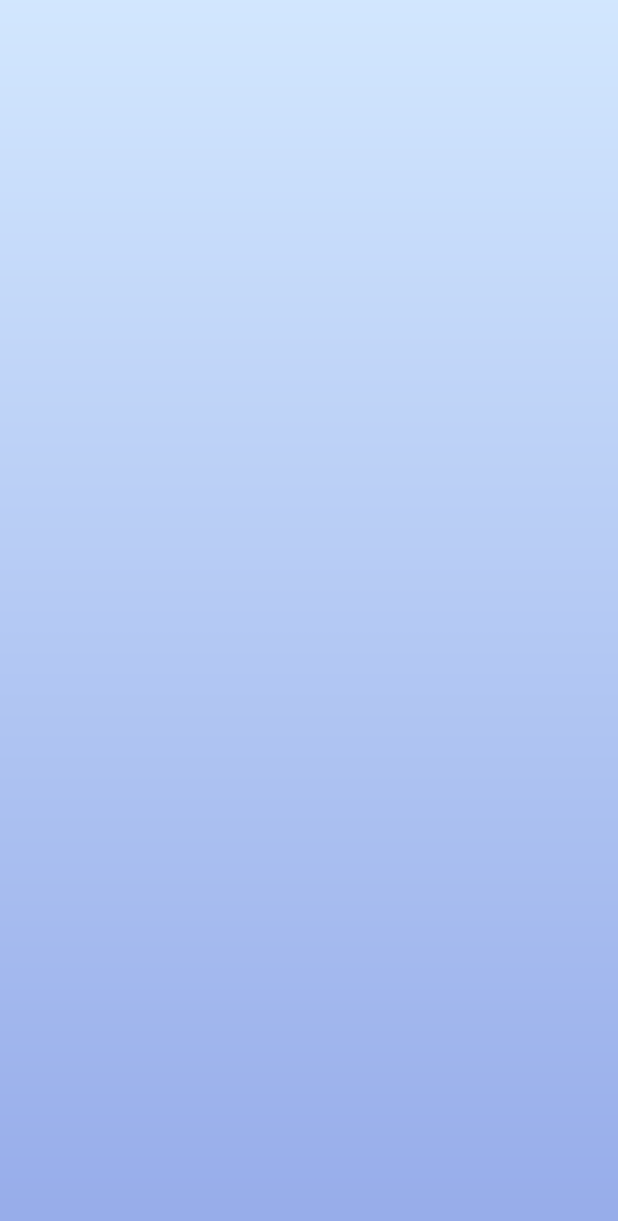
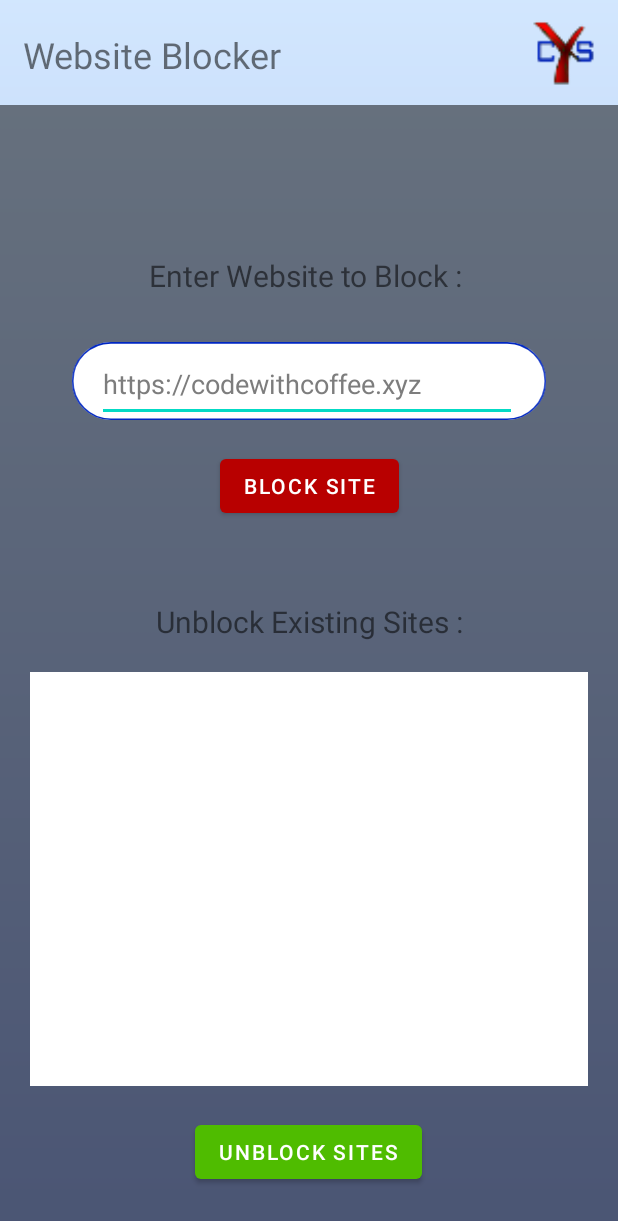
Before and after one commit to Code-with-coffee1/cysproject, an Android app: the LogInPage screen opened directly, with no data from a screen before it, after a tap on an icon or button, on a phone screen of 412 x 824 dp. Shown: the top 1221 px of the screen. Run offline under Robolectric (Android 15) with nearby library versions, the phone set to English and light mode, and no system bars.

Commit message:
Added WebsiteBlocking UI and Activity

```diff
--- a/app/src/main/AndroidManifest.xml
+++ b/app/src/main/AndroidManifest.xml
@@ -9,9 +9,9 @@
         android:roundIcon="@mipmap/ic_launcher_round"
         android:supportsRtl="true"
         android:theme="@style/Theme.Sign_up">
-        <activity android:name="xyz.codewithcoffee.cyc_app.website_blocking" />
-        <activity android:name="xyz.codewithcoffee.cyc_app.log_in_page" />
-        <activity android:name="xyz.codewithcoffee.cyc_app.sign_up_page" />
+        <activity android:name="xyz.codewithcoffee.cyc_app.WebsiteBlocking" />
+        <activity android:name="xyz.codewithcoffee.cyc_app.LogInPage" />
+        <activity android:name="xyz.codewithcoffee.cyc_app.SignUpPage" />
         <activity android:name="xyz.codewithcoffee.cyc_app.MainActivity">
             <intent-filter>
                 <action android:name="android.intent.action.MAIN" />
--- a/app/src/main/java/xyz/codewithcoffee/cyc_app/log_in_page.java
+++ b/app/src/main/java/xyz/codewithcoffee/cyc_app/LogInPage.java
@@ -6,9 +6,7 @@ import android.content.Intent;
 import android.os.Bundle;
 import android.view.View;
 
-import xyz.codewithcoffee.cyc_app.R;
-
-public class log_in_page extends AppCompatActivity {
+public class LogInPage extends AppCompatActivity {
 
     @Override
     protected void onCreate(Bundle savedInstanceState) {
@@ -17,12 +15,12 @@ public class log_in_page extends AppCompatActivity {
     }
 
     public void sign_up_button(View view) {
-        Intent intent = new Intent(view.getContext(), sign_up_page.class);
+        Intent intent = new Intent(view.getContext(), SignUpPage.class);
         startActivity(intent);
     }
 
     public void goto_websiteblocking(View view){
-        Intent intent = new Intent(view.getContext(), website_blocking.class);
+        Intent intent = new Intent(view.getContext(), WebsiteBlocking.class);
         startActivity(intent);
     }
 }
--- a/app/src/main/java/xyz/codewithcoffee/cyc_app/MainActivity.java
+++ b/app/src/main/java/xyz/codewithcoffee/cyc_app/MainActivity.java
@@ -5,8 +5,6 @@ import androidx.appcompat.app.AppCompatActivity;
 import android.content.Intent;
 import android.os.Bundle;
 import android.os.Handler;
-
-import xyz.codewithcoffee.cyc_app.R;
 
 public class MainActivity extends AppCompatActivity {
 
@@ -18,7 +16,7 @@ public class MainActivity extends AppCompatActivity {
         new Handler().postDelayed(new Runnable() {
             @Override
             public void run() {
-                Intent intent=new Intent(MainActivity.this, log_in_page.class);
+                Intent intent=new Intent(MainActivity.this, LogInPage.class);
                 startActivity(intent);
                 finish();
             }
--- a/app/src/main/java/xyz/codewithcoffee/cyc_app/sign_up_page.java
+++ b/app/src/main/java/xyz/codewithcoffee/cyc_app/SignUpPage.java
@@ -6,9 +6,7 @@ import android.content.Intent;
 import android.os.Bundle;
 import android.view.View;
 
-import xyz.codewithcoffee.cyc_app.R;
-
-public class sign_up_page extends AppCompatActivity {
+public class SignUpPage extends AppCompatActivity {
 
     @Override
     protected void onCreate(Bundle savedInstanceState) {
@@ -17,7 +15,7 @@ public class sign_up_page extends AppCompatActivity {
     }
 
     public void log_in_button(View view) {
-        Intent intent = new Intent(view.getContext(), log_in_page.class);
+        Intent intent = new Intent(view.getContext(), LogInPage.class);
         startActivity(intent);
     }
 }
--- /dev/null
+++ b/app/src/main/java/xyz/codewithcoffee/cyc_app/WebsiteBlocking.java
@@ -0,0 +1,204 @@
+package xyz.codewithcoffee.cyc_app;
+
+import android.content.Context;
+import android.os.Bundle;
+import android.util.Log;
+import android.view.LayoutInflater;
+import android.view.View;
+import android.view.ViewGroup;
+import android.widget.AdapterView;
+import android.widget.ArrayAdapter;
+import android.widget.Button;
+import android.widget.CheckBox;
+import android.widget.EditText;
+import android.widget.ListView;
+import android.widget.TextView;
+import android.widget.Toast;
+
+import androidx.appcompat.app.AppCompatActivity;
+
+import java.util.ArrayList;
+import java.util.Locale;
+
+public class WebsiteBlocking extends AppCompatActivity {
+
+    private MyCustomAdapter dataAdapter = null;
+    private ArrayList<Site> SiteList = null;
+    private ListView listView = null;
+
+    @Override
+    protected void onCreate(Bundle savedInstanceState) {
+        super.onCreate(savedInstanceState);
+        setContentView(R.layout.activity_website_blocking);
+        SiteList = new ArrayList<Site>();
+        funcInit();
+    }
+
+    private void funcInit() {
+        /*Site loc = new Site("BLOCKED","127.0.0.1",false);
+        SiteList.add(loc);
+        Site fb = new Site("BLOCKED","https://facebook.com",false);
+        SiteList.add(fb);
+        Site goog = new Site("FAILED","https://google.com",false);
+        SiteList.add(goog);
+        Site yt = new Site("BLOCKED","https://youtube.com",false);
+        SiteList.add(yt);*/
+
+        dataAdapter = new MyCustomAdapter(this,
+                R.layout.site_listitem, new ArrayList<Site>(SiteList));
+        listView = (ListView) findViewById(R.id.blocked_sites);
+        listView.setAdapter(dataAdapter);
+
+
+        listView.setOnItemClickListener(new AdapterView.OnItemClickListener() {
+            public void onItemClick(AdapterView<?> parent, View view,
+                                    int position, long id) {
+                Site Site = (Site) parent.getItemAtPosition(position);
+                Toast.makeText(getApplicationContext(),
+                        Site.getName()+" is currently "+Site.getCode(),
+                        Toast.LENGTH_LONG).show();
+            }
+        });
+
+        Context cont = this;
+
+        Button blButt = (Button) findViewById(R.id.block_butt);
+        blButt.setOnClickListener(new View.OnClickListener() {
+
+            @Override
+            public void onClick(View v) {
+
+                EditText et_site = (EditText) findViewById(R.id.edit_site_name);
+                String sitename = et_site.getText().toString();
+                if(site_qualifies(sitename)) {
+                    et_site.setText("");
+                    Site site = blockSite(sitename);
+                    SiteList.add(site);
+                    dataAdapter = new MyCustomAdapter(cont,
+                            R.layout.site_listitem, new ArrayList<Site>(SiteList));
+                    listView = (ListView) findViewById(R.id.blocked_sites);
+                    listView.setAdapter(dataAdapter);
+                    StringBuffer responseText = new StringBuffer();
+                    responseText.append(sitename + " was " + site.getCode().toLowerCase(Locale.ROOT) + "\n");
+
+
+                    Toast.makeText(getApplicationContext(),
+                            responseText, Toast.LENGTH_LONG).show();
+                }
+                else
+                {
+                    Toast.makeText(getApplicationContext(),
+                            "Invalid Site Name", Toast.LENGTH_LONG).show();
+                }
+            }
+        });
+
+        Button unbButt = (Button) findViewById(R.id.unblock_butt);
+        unbButt.setOnClickListener(new View.OnClickListener() {
+
+            @Override
+            public void onClick(View v) {
+
+                StringBuffer responseText = new StringBuffer();
+                responseText.append("The following sites were unblocked :\n");
+
+                //ArrayList<Site> SiteList = dataAdapter.SiteList;
+                boolean flag = true;
+                ArrayList<Site> itt = new ArrayList<>(SiteList);
+                for(Site site : itt){
+                    if(site.isSelected()){
+                        flag = false;
+                        unblockSite(site);
+                        SiteList.remove(site);
+                        dataAdapter = new MyCustomAdapter(cont,
+                                R.layout.site_listitem, new ArrayList<Site>(SiteList));
+                        listView = (ListView) findViewById(R.id.blocked_sites);
+                        listView.setAdapter(dataAdapter);
+                        responseText.append("\n" + site.getName());
+                    }
+                }
+                if(flag) responseText = new StringBuffer("No sites were selected for unblocking");
+                Toast.makeText(getApplicationContext(),
+                        responseText, Toast.LENGTH_LONG).show();
+            }
+        });
+
+    }
+
+    private class MyCustomAdapter extends ArrayAdapter<Site> {
+
+        private ArrayList<Site> SiteList;
+
+        public MyCustomAdapter(Context context, int textViewResourceId,
+                               ArrayList<Site> SiteList) {
+            super(context, textViewResourceId, SiteList);
+            this.SiteList = new ArrayList<Site>();
+            this.SiteList.addAll(SiteList);
+        }
+
+        private class ViewHolder {
+            TextView code;
+            CheckBox name;
+        }
+
+        @Override
+        public View getView(int position, View convertView, ViewGroup parent) {
+
+            ViewHolder holder = null;
+            Log.v("ConvertView", String.valueOf(position));
+
+            if (convertView == null) {
+                LayoutInflater vi = (LayoutInflater)getSystemService(
+                        Context.LAYOUT_INFLATER_SERVICE);
+                convertView = vi.inflate(R.layout.site_listitem, null);
+
+                holder = new ViewHolder();
+                holder.code = (TextView) convertView.findViewById(R.id.code);
+                holder.name = (CheckBox) convertView.findViewById(R.id.site_check);
+                convertView.setTag(holder);
+
+                holder.name.setOnClickListener( new View.OnClickListener() {
+                    public void onClick(View v) {
+                        CheckBox cb = (CheckBox) v ;
+                        Site Site = (Site) cb.getTag();
+                        String status = (cb.isChecked() ? "Marked " : "Unmarked ") + cb.getText() + " for Unblocking";
+                        Toast.makeText(getApplicationContext(),
+                                status,
+                                Toast.LENGTH_LONG).show();
+                        Site.setSelected(cb.isChecked());
+                    }
+                });
+            }
+            else {
+                holder = (ViewHolder) convertView.getTag();
+            }
+
+            Site Site = SiteList.get(position);
+            holder.code.setText(" (" +  Site.getCode() + ")");
+            holder.name.setText(Site.getName());
+            holder.name.setChecked(Site.isSelected());
+            holder.name.setTag(Site);
+
+            return convertView;
+
+        }
+
+    }
+
+    //TODO : Finish following functions
+
+    private void unblockSite(Site site){
+
+    }
+
+    private Site blockSite(String name){
+        Site site = new Site("BLOCKED",name,false);
+        return site;
+    }
+
+    private boolean site_qualifies(String name)
+    {
+        if(name.equals("")) return false;
+        return true;
+    }
+}
--- a/app/src/main/java/xyz/codewithcoffee/cyc_app/website_blocking.java
+++ /dev/null
@@ -1,16 +0,0 @@
-package xyz.codewithcoffee.cyc_app;
-
-import android.os.Bundle;
-
-import androidx.appcompat.app.AppCompatActivity;
-
-import xyz.codewithcoffee.cyc_app.R;
-
-public class website_blocking extends AppCompatActivity {
-
-    @Override
-    protected void onCreate(Bundle savedInstanceState) {
-        super.onCreate(savedInstanceState);
-        setContentView(R.layout.activity_website_blocking);
-    }
-}
--- a/app/src/main/res/layout/activity_login_page.xml
+++ b/app/src/main/res/layout/activity_login_page.xml
@@ -4,7 +4,7 @@
     xmlns:tools="http://schemas.android.com/tools"
     android:layout_width="match_parent"
     android:layout_height="match_parent"
-    tools:context="xyz.codewithcoffee.cyc_app.log_in_page"
+    tools:context="xyz.codewithcoffee.cyc_app.LogInPage"
     android:background="@drawable/loginback">
 
 
--- a/app/src/main/res/layout/activity_signup_page.xml
+++ b/app/src/main/res/layout/activity_signup_page.xml
@@ -4,7 +4,7 @@
     xmlns:tools="http://schemas.android.com/tools"
     android:layout_width="match_parent"
     android:layout_height="match_parent"
-    tools:context="xyz.codewithcoffee.cyc_app.sign_up_page"
+    tools:context="xyz.codewithcoffee.cyc_app.SignUpPage"
     android:background="@drawable/loginback">
 
 
--- a/app/src/main/res/layout/activity_website_blocking.xml
+++ b/app/src/main/res/layout/activity_website_blocking.xml
@@ -4,5 +4,143 @@
     xmlns:tools="http://schemas.android.com/tools"
     android:layout_width="match_parent"
     android:layout_height="match_parent"
-    tools:context="xyz.codewithcoffee.cyc_app.log_in_page"
-    android:background="@drawable/home_back"/>
+    tools:context="xyz.codewithcoffee.cyc_app.LogInPage"
+    android:background="@drawable/home_back">
+
+    <ImageView
+        android:id="@+id/cyclogo"
+        android:layout_width="70dp"
+        android:layout_height="70dp"
+        app:layout_constraintEnd_toEndOf="parent"
+        app:layout_constraintTop_toTopOf="parent"
+        app:srcCompat="@drawable/cyc_logo" />
+
+    <TextView
+        android:id="@+id/wblock_title"
+        android:layout_width="wrap_content"
+        android:layout_height="wrap_content"
+        android:layout_marginStart="15dp"
+        android:layout_marginLeft="15dp"
+        android:layout_marginTop="20dp"
+        android:text="Website Blocker"
+        android:textSize="24sp"
+        app:layout_constraintStart_toStartOf="parent"
+        app:layout_constraintTop_toTopOf="parent" />
+
+    <ImageView
+        android:id="@+id/bl_bg"
+        android:layout_width="match_parent"
+        android:layout_height="0dp"
+        app:layout_constraintBottom_toBottomOf="parent"
+        app:layout_constraintEnd_toEndOf="parent"
+        app:layout_constraintHorizontal_bias="0.0"
+        app:layout_constraintStart_toStartOf="parent"
+        app:layout_constraintTop_toBottomOf="@+id/cyclogo"
+        app:layout_constraintVertical_bias="0.0"
+        app:srcCompat="@android:drawable/screen_background_dark_transparent" />
+
+    <ImageView
+        android:id="@+id/input_web"
+        android:layout_width="353dp"
+        android:layout_height="52dp"
+        android:layout_marginTop="20dp"
+        app:layout_constraintEnd_toEndOf="parent"
+        app:layout_constraintHorizontal_bias="0.495"
+        app:layout_constraintStart_toStartOf="parent"
+        app:layout_constraintTop_toBottomOf="@+id/enter_site"
+        app:srcCompat="@drawable/ic_email_rectangle"
+        tools:ignore="VectorDrawableCompat" />
+
+    <TextView
+        android:id="@+id/enter_site"
+        android:layout_width="214dp"
+        android:layout_height="38dp"
+        android:layout_marginTop="100dp"
+        android:text="Enter Website to Block :"
+        android:textSize="20sp"
+        app:layout_constraintEnd_toEndOf="parent"
+        app:layout_constraintStart_toStartOf="parent"
+        app:layout_constraintTop_toTopOf="@+id/bl_bg" />
+
+    <EditText
+        android:id="@+id/edit_site_name"
+        android:layout_width="280dp"
+        android:layout_height="50dp"
+        android:layout_marginStart="35dp"
+        android:layout_marginLeft="35dp"
+        android:layout_marginTop="3dp"
+        android:ems="10"
+        android:textColor="#000000"
+        android:textColorHint="#DA676767"
+        android:hint="https://codewithcoffee.xyz"
+        android:inputType="textPersonName"
+        app:layout_constraintStart_toStartOf="@+id/input_web"
+        app:layout_constraintTop_toTopOf="@+id/input_web" />
+
+    <Button
+        android:id="@+id/block_butt"
+        android:layout_width="wrap_content"
+        android:layout_height="wrap_content"
+        android:layout_marginTop="20dp"
+        android:text="Block Site"
+        app:backgroundTint="#B80000"
+        app:layout_constraintEnd_toEndOf="parent"
+        app:layout_constraintStart_toStartOf="parent"
+        app:layout_constraintTop_toBottomOf="@+id/input_web" />
+
+
+    <TextView
+        android:id="@+id/unblock_site"
+        android:layout_width="wrap_content"
+        android:layout_height="wrap_content"
+        android:layout_marginBottom="20dp"
+        android:text="Unblock Existing Sites :"
+        android:textSize="20sp"
+        app:layout_constraintBottom_toTopOf="@+id/constraintLayout"
+        app:layout_constraintEnd_toEndOf="parent"
+        app:layout_constraintStart_toStartOf="parent" />
+
+    <Button
+        android:id="@+id/unblock_butt"
+        android:layout_width="wrap_content"
+        android:layout_height="wrap_content"
+        android:layout_marginTop="20dp"
+        android:text="Unblock Sites"
+        app:backgroundTint="#4FBC00"
+        app:layout_constraintEnd_toEndOf="parent"
+        app:layout_constraintHorizontal_bias="0.498"
+        app:layout_constraintStart_toStartOf="parent"
+        app:layout_constraintTop_toBottomOf="@+id/constraintLayout" />
+
+    <androidx.constraintlayout.widget.ConstraintLayout
+        android:id="@+id/constraintLayout"
+        android:layout_width="0dp"
+        android:layout_height="0dp"
+        android:layout_marginStart="20dp"
+        android:layout_marginLeft="20dp"
+        android:layout_marginTop="100dp"
+        android:layout_marginEnd="20dp"
+        android:layout_marginRight="20dp"
+        android:layout_marginBottom="100dp"
+        app:layout_constraintBottom_toBottomOf="@+id/bl_bg"
+        app:layout_constraintEnd_toEndOf="parent"
+        app:layout_constraintStart_toStartOf="parent"
+        app:layout_constraintTop_toBottomOf="@+id/block_butt">
+
+        <ImageView
+            android:id="@+id/white_bg"
+            android:layout_width="match_parent"
+            android:layout_height="match_parent"
+            app:layout_constraintStart_toStartOf="parent"
+            app:layout_constraintTop_toTopOf="parent"
+            app:srcCompat="@android:drawable/screen_background_light" />
+
+        <ListView
+            android:id="@+id/blocked_sites"
+            android:layout_width="match_parent"
+            android:layout_height="match_parent"
+            app:layout_constraintStart_toStartOf="parent"
+            app:layout_constraintTop_toTopOf="parent" />
+    </androidx.constraintlayout.widget.ConstraintLayout>
+
+</androidx.constraintlayout.widget.ConstraintLayout>
```
Also changed, not shown: app/src/main/java/xyz/codewithcoffee/cyc_app/Site.java (added, +36 -0 lines), app/src/main/res/layout/site_listitem.xml (added, +28 -0 lines), app/src/main/res/drawable-hdpi/double_line.png (added), app/src/main/res/drawable-ldpi/double_line.png (added), app/src/main/res/drawable-mdpi/double_line.png (added), app/src/main/res/drawable-xhdpi/double_line.png (added), app/src/main/res/drawable-xxhdpi/double_line.png (added), app/src/main/res/drawable-xxxhdpi/double_line.png (added).
